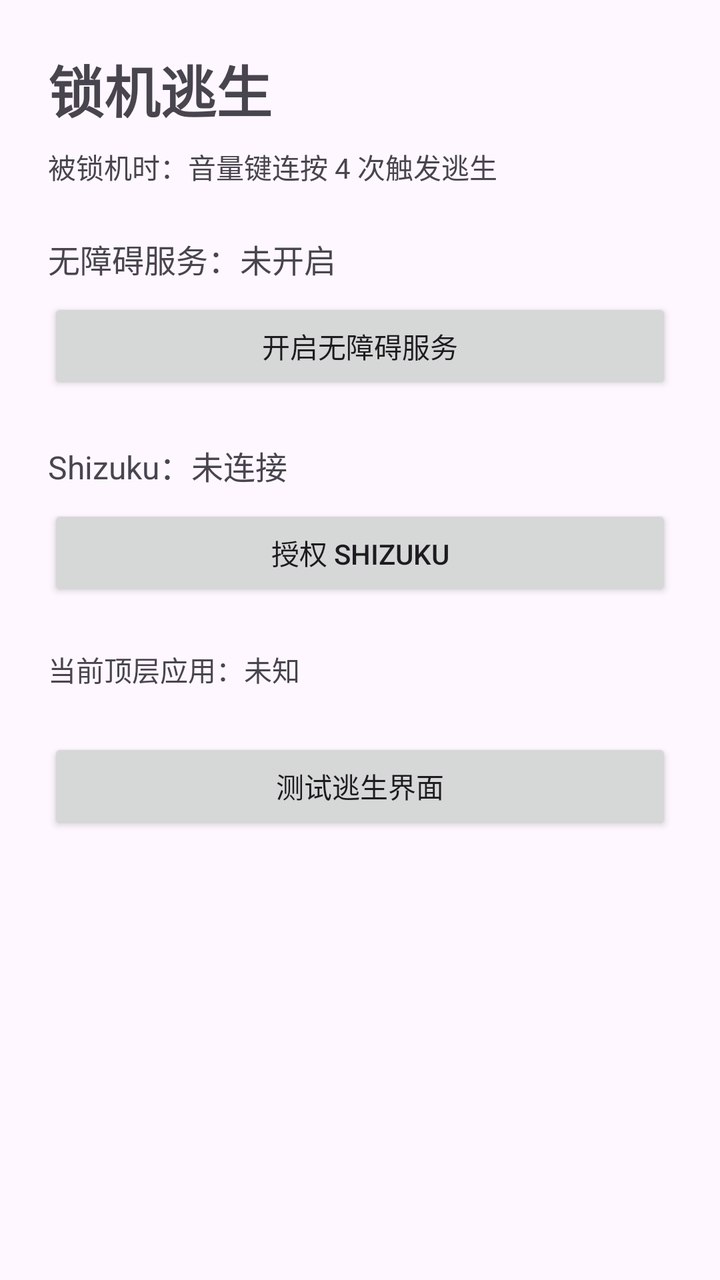
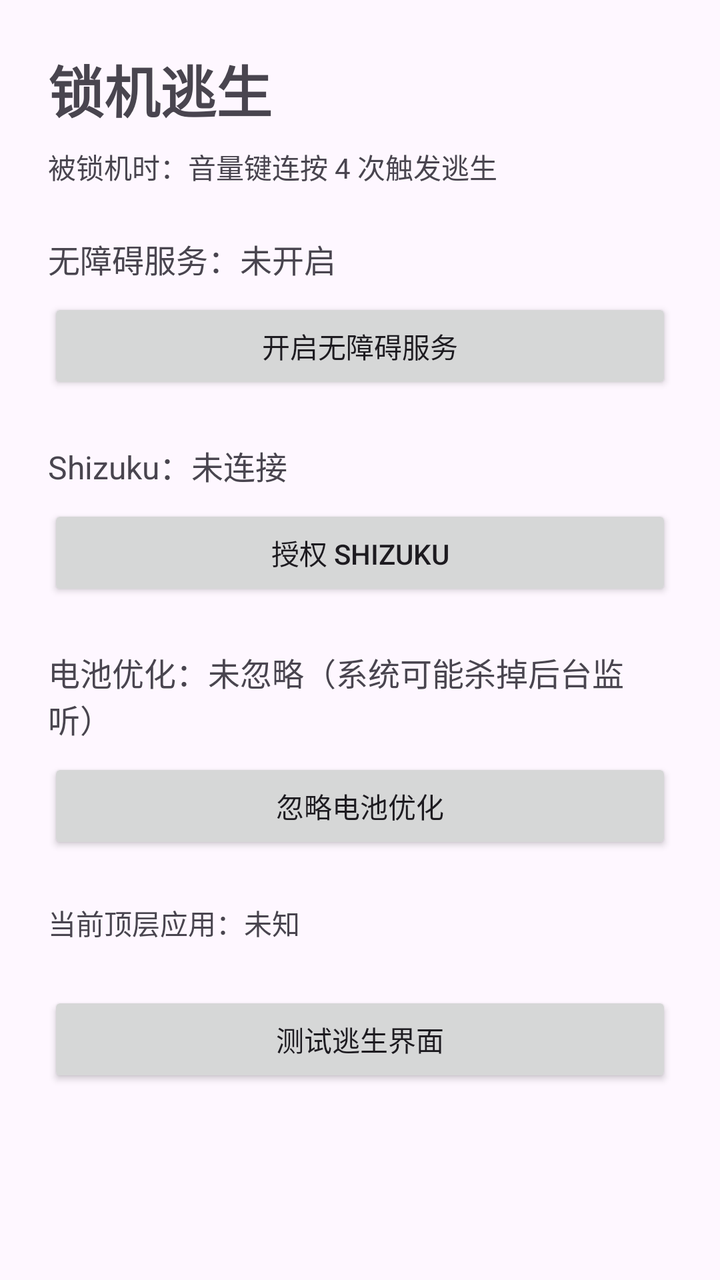

Two renders of the same Android screen: before a commit and after it. Below are the layout's source before the change and the commit's diff.
<!-- AndroidManifest.xml: application theme Theme.LockEscape -->
<!-- res/layout/activity_main.xml -->
<?xml version="1.0" encoding="utf-8"?>
<ScrollView xmlns:android="http://schemas.android.com/apk/res/android"
    android:layout_width="match_parent"
    android:layout_height="match_parent">

    <LinearLayout
        android:layout_width="match_parent"
        android:layout_height="wrap_content"
        android:orientation="vertical"
        android:padding="24dp">

        <TextView
            android:layout_width="wrap_content"
            android:layout_height="wrap_content"
            android:text="锁机逃生"
            android:textSize="28sp"
            android:textStyle="bold" />

        <TextView
            android:layout_width="wrap_content"
            android:layout_height="wrap_content"
            android:layout_marginTop="8dp"
            android:text="被锁机时：音量键连按 4 次触发逃生"
            android:textSize="14sp" />

        <TextView
            android:id="@+id/tvAccessibilityStatus"
            android:layout_width="match_parent"
            android:layout_height="wrap_content"
            android:layout_marginTop="24dp"
            android:text="无障碍服务：未开启"
            android:textSize="16sp" />

        <Button
            android:id="@+id/btnEnableAccessibility"
            android:layout_width="match_parent"
            android:layout_height="wrap_content"
            android:layout_marginTop="8dp"
            android:text="开启无障碍服务" />

        <TextView
            android:id="@+id/tvShizukuStatus"
            android:layout_width="match_parent"
            android:layout_height="wrap_content"
            android:layout_marginTop="24dp"
            android:text="Shizuku：未连接"
            android:textSize="16sp" />

        <Button
            android:id="@+id/btnShizuku"
            android:layout_width="match_parent"
            android:layout_height="wrap_content"
            android:layout_marginTop="8dp"
            android:text="授权 Shizuku" />

        <TextView
            android:id="@+id/tvCurrentTop"
            android:layout_width="match_parent"
            android:layout_height="wrap_content"
            android:layout_marginTop="24dp"
            android:text="当前顶层应用：未知"
            android:textSize="14sp" />

        <Button
            android:id="@+id/btnTestEscape"
            android:layout_width="match_parent"
            android:layout_height="wrap_content"
            android:layout_marginTop="24dp"
            android:text="测试逃生界面" />

    </LinearLayout>
</ScrollView>
<!-- resources referenced by this layout -->
<resources>
  <style name="Theme.LockEscape" parent="Theme.Material3.DayNight.NoActionBar" />
</resources>

<!-- the commit's change to res/layout/activity_main.xml (unified diff, before → after) -->
@@ -54,6 +54,21 @@
             android:text="授权 Shizuku" />
 
         <TextView
+            android:id="@+id/tvBatteryStatus"
+            android:layout_width="match_parent"
+            android:layout_height="wrap_content"
+            android:layout_marginTop="24dp"
+            android:text="电池优化：未忽略（系统可能杀掉后台监听）"
+            android:textSize="16sp" />
+
+        <Button
+            android:id="@+id/btnBatteryOptimization"
+            android:layout_width="match_parent"
+            android:layout_height="wrap_content"
+            android:layout_marginTop="8dp"
+            android:text="忽略电池优化" />
+
+        <TextView
             android:id="@+id/tvCurrentTop"
             android:layout_width="match_parent"
             android:layout_height="wrap_content"
